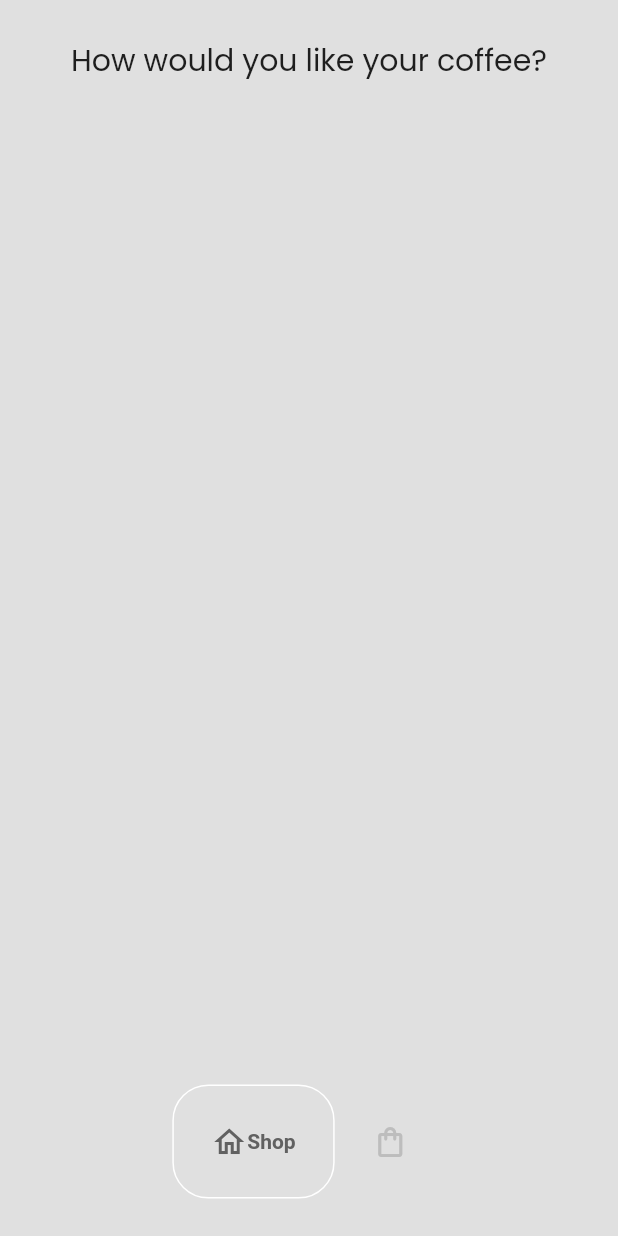
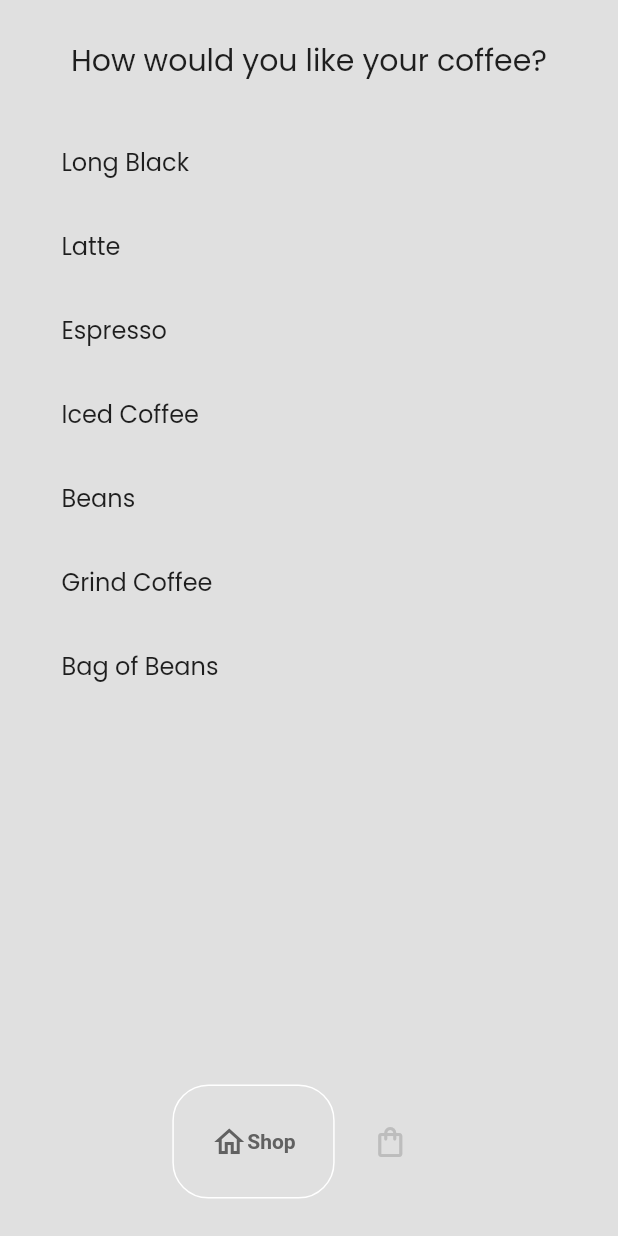
Before and after one commit to The-Naveen-Chandra/Coffee-Shop-Flutter, a Flutter app: the screen it shows after launch, on a phone screen of 412 x 824 dp. Run offline on Flutter 3.47's test engine with Material 2 defaults, Android fonts, the phone set to English and light mode, and no system bars; drawn by our look-alikes of google_nav_bar; our stand-ins replace google_fonts.

```diff
--- /dev/null
+++ b/lib/components/coffee_tile.dart
@@ -0,0 +1,12 @@
+import 'package:coffee_shop/models/coffee.dart';
+import 'package:flutter/material.dart';
+
+class CoffeeTile extends StatelessWidget {
+  final Coffee coffee;
+  const CoffeeTile({super.key, required this.coffee});
+
+  @override
+  Widget build(BuildContext context) {
+    return const Placeholder();
+  }
+}
--- a/lib/models/coffee_shop.dart
+++ b/lib/models/coffee_shop.dart
@@ -67,10 +67,12 @@ class CoffeeShop extends ChangeNotifier {
   // add item ti cart
   void addItemToCart(Coffee coffee) {
     _userCart.add(coffee);
+    notifyListeners();
   }
 
   // remove item from cart
   void removeItemFromCart(Coffee coffee) {
     _userCart.remove(coffee);
+    notifyListeners();
   }
 }
--- a/lib/pages/shop_page.dart
+++ b/lib/pages/shop_page.dart
@@ -1,5 +1,8 @@
+import 'package:coffee_shop/models/coffee.dart';
+import 'package:coffee_shop/models/coffee_shop.dart';
 import 'package:flutter/material.dart';
 import 'package:google_fonts/google_fonts.dart';
+import 'package:provider/provider.dart';
 
 class ShopPage extends StatefulWidget {
   const ShopPage({super.key});
@@ -11,7 +14,8 @@ class ShopPage extends StatefulWidget {
 class _ShopPageState extends State<ShopPage> {
   @override
   Widget build(BuildContext context) {
-    return SafeArea(
+    return Consumer<CoffeeShop>(
+      builder: (context, value, child) => SafeArea(
         child: Padding(
           padding: const EdgeInsets.all(25.0),
           child: Column(
@@ -27,17 +31,27 @@ class _ShopPageState extends State<ShopPage> {
               const SizedBox(height: 25,),
 
               // list of coffee to buy
-            Expanded(child: ListView.builder(itemBuilder: (context, index) {
+              Expanded(
+                child: ListView.builder(
+                  itemCount: value.coffeeShop.length,
+                  itemBuilder: (context, index) {
 
                   // get individual coffee
-
+                  Coffee eachCoffee = value.coffeeShop[index];
 
                   // return
+                  return ListTile(
+                    title: Text(
+                      eachCoffee.name,
+                      style: GoogleFonts.poppins(),
+                    ),
+                  );
                 }),
               )
             ],
           ),
         ),
+      )
     );
   }
 }
```
Lines whose indentation alone changed are shown as unchanged.
